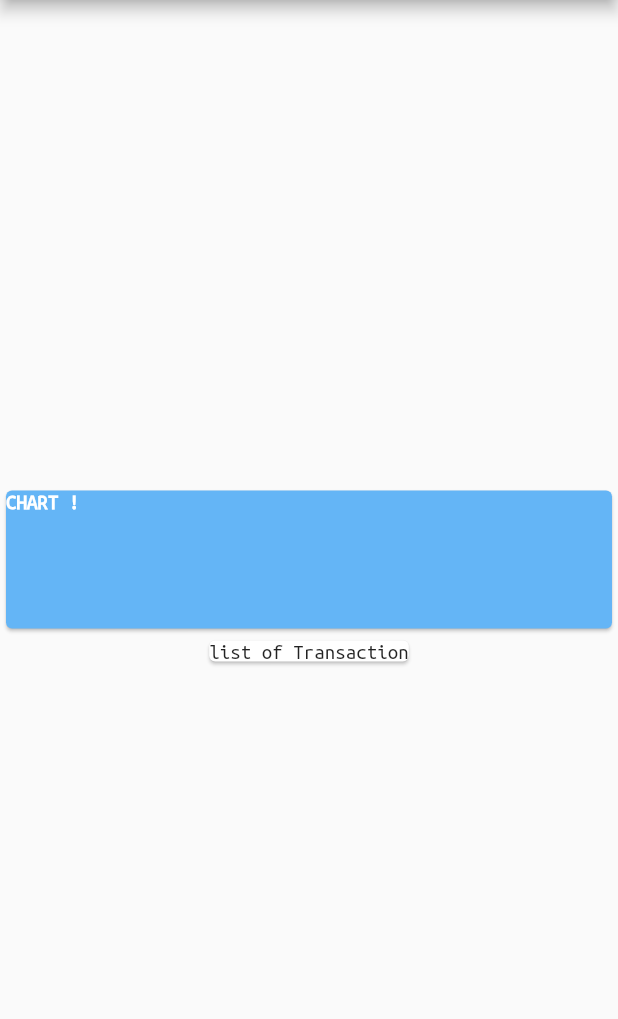
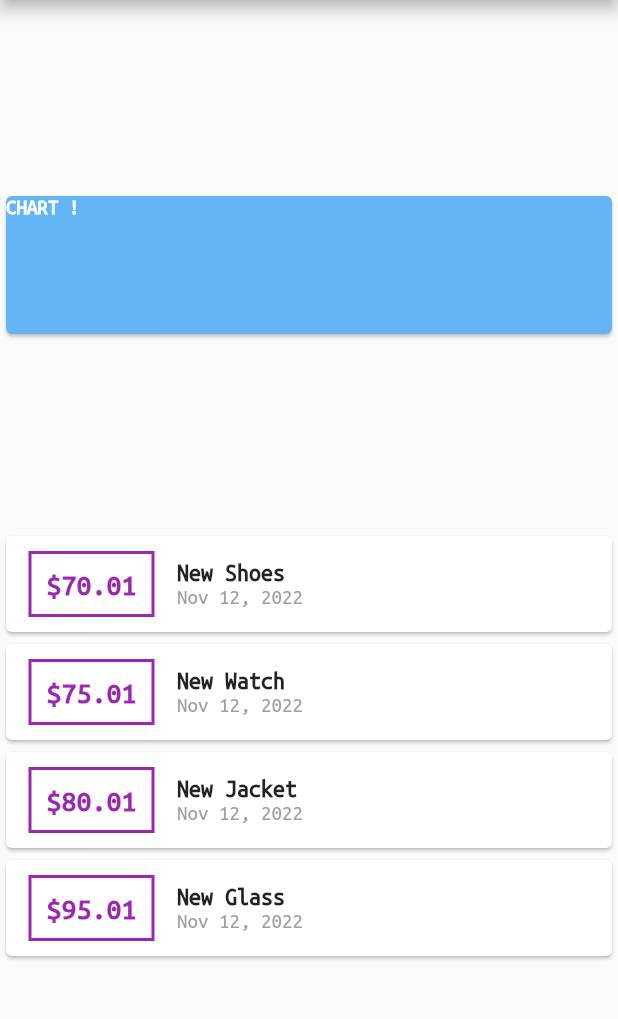
Before and after one commit to ImrulEmon/Personal_Expense, a Flutter app: the screen it shows after launch, on a phone screen of 412 x 824 dp, the part 84-1103 px from its top. Run offline on Flutter 3.47's test engine with Material 2 defaults, Android fonts, the phone set to English and light mode, and no system bars.

Commit message:
Expense Cards

```diff
--- a/lib/main.dart
+++ b/lib/main.dart
@@ -2,11 +2,11 @@ import 'package:flutter/material.dart';
 import 'package:personal_expense/screens/home.dart';
 
 void main() {
-  runApp(const MyApp());
+  runApp(MyApp());
 }
 
 class MyApp extends StatelessWidget {
-  const MyApp({super.key});
+  //const MyApp({super.key});
 
   @override
   Widget build(BuildContext context) {
--- /dev/null
+++ b/lib/models/transaction.dart
@@ -0,0 +1,14 @@
+import 'package:flutter/foundation.dart';
+
+class Transaction {
+  final String id;
+  final String title;
+  final double amount;
+  final DateTime date;
+
+  Transaction(
+      {@required this.id,
+      @required this.title,
+      @required this.amount,
+      @required this.date});
+}
--- a/lib/screens/home.dart
+++ b/lib/screens/home.dart
@@ -1,9 +1,38 @@
 import 'package:flutter/material.dart';
 import 'package:flutter/src/widgets/container.dart';
 import 'package:flutter/src/widgets/framework.dart';
+import 'package:intl/intl.dart';
+import '../models/transaction.dart';
 
 class Home extends StatelessWidget {
-  const Home({super.key});
+  //const Home({super.key});
+
+  final List<Transaction> transactions = [
+    Transaction(
+      id: 't1',
+      title: 'New Shoes',
+      amount: 70.01,
+      date: DateTime.now(),
+    ),
+    Transaction(
+      id: 't2',
+      title: 'New Watch',
+      amount: 75.01,
+      date: DateTime.now(),
+    ),
+    Transaction(
+      id: 't3',
+      title: 'New Jacket',
+      amount: 80.01,
+      date: DateTime.now(),
+    ),
+    Transaction(
+      id: 't4',
+      title: 'New Glass',
+      amount: 95.01,
+      date: DateTime.now(),
+    ),
+  ];
 
   @override
   Widget build(BuildContext context) {
@@ -13,7 +42,7 @@ class Home extends StatelessWidget {
         title: Text('Personal Expense'),
       ),
       body: Column(
-        mainAxisAlignment: MainAxisAlignment.center,
+        mainAxisAlignment: MainAxisAlignment.spaceEvenly,
         crossAxisAlignment: CrossAxisAlignment.center,
         children: [
           Container(
@@ -31,9 +60,50 @@ class Home extends StatelessWidget {
               ),
             ),
           ),
-          Card(
-            child: Text('list of Transaction'),
-          )
+          Column(
+            children: transactions.map((tx) {
+              return Card(
+                child: Row(
+                  children: [
+                    Container(
+                      margin: EdgeInsets.symmetric(
+                          vertical: 10.0, horizontal: 15.0),
+                      padding: EdgeInsets.all(10.0),
+                      decoration: BoxDecoration(
+                        border: Border.all(color: Colors.purple, width: 2.0),
+                      ),
+                      child: Text(
+                        '\$${tx.amount}',
+                        style: TextStyle(
+                          fontWeight: FontWeight.bold,
+                          fontSize: 20.0,
+                          color: Colors.purple,
+                        ),
+                      ),
+                    ),
+                    Column(
+                      crossAxisAlignment: CrossAxisAlignment.start,
+                      children: [
+                        Text(
+                          tx.title,
+                          style: TextStyle(
+                            fontWeight: FontWeight.bold,
+                            fontSize: 16.0,
+                          ),
+                        ),
+                        Text(
+                          DateFormat.yMMMd().format(tx.date),
+                          style: TextStyle(
+                            color: Colors.grey,
+                          ),
+                        ),
+                      ],
+                    ),
+                  ],
+                ),
+              );
+            }).toList(),
+          ),
         ],
       ),
     );
--- a/pubspec.yaml
+++ b/pubspec.yaml
@@ -20,7 +20,7 @@ publish_to: 'none' # Remove this line if you wish to publish to pub.dev
 version: 1.0.0+1
 
 environment:
-  sdk: '>=2.18.2 <3.0.0'
+  sdk: '>=2.11.0 <3.0.0'
 
 # Dependencies specify other packages that your package needs in order to work.
 # To automatically upgrade your package dependencies to the latest versions
@@ -31,6 +31,7 @@ environment:
 dependencies:
   flutter:
     sdk: flutter
+  intl: ^0.17.0
 
 
   # The following adds the Cupertino Icons font to your application.
```
Also changed, not shown: pubspec.lock.
